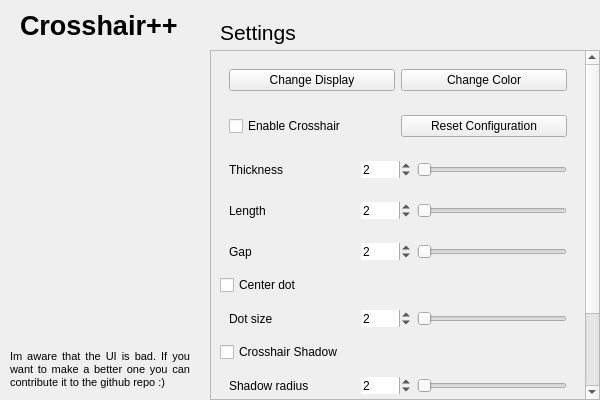
Above: resources/preset.ui from Drumba08/crosshairpp before the change. Below: the same form after it.
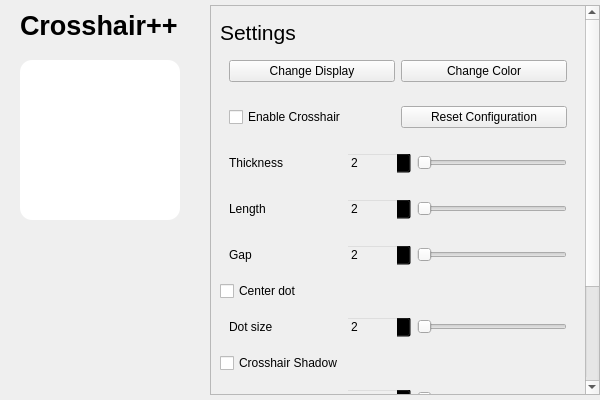
That is the form after the change.

```diff
--- a/resources/preset.ui
+++ b/resources/preset.ui
@@ -72,6 +72,9 @@
         <height>160</height>
        </rect>
       </property>
+      <property name="styleSheet">
+       <string notr="true">background-color: palette(base); border-radius: 12px;</string>
+      </property>
       <property name="frameShape">
        <enum>QFrame::Shape::NoFrame</enum>
       </property>
@@ -86,17 +89,25 @@
       </property>
      </widget>
     </widget>
-    <widget class="QLabel" name="sidebar_infotext">
+    <widget class="QLabel" name="commit">
      <property name="geometry">
       <rect>
-       <x>10</x>
-       <y>350</y>
+       <x>5</x>
+       <y>385</y>
        <width>180</width>
-       <height>51</height>
+       <height>15</height>
       </rect>
      </property>
+     <property name="font">
+      <font>
+       <pointsize>6</pointsize>
+      </font>
+     </property>
      <property name="text">
-      <string>&lt;html&gt;&lt;head/&gt;&lt;body&gt;&lt;p align=&quot;justify&quot;&gt;&lt;span style=&quot; font-size:8pt;&quot;&gt;Im aware that the UI is bad. If you want to make a better one you can contribute it to the github repo :)&lt;/span&gt;&lt;/p&gt;&lt;/body&gt;&lt;/html&gt;</string>
+      <string/>
+     </property>
+     <property name="textFormat">
+      <enum>Qt::TextFormat::AutoText</enum>
      </property>
      <property name="alignment">
       <set>Qt::AlignmentFlag::AlignLeading|Qt::AlignmentFlag::AlignLeft|Qt::AlignmentFlag::AlignTop</set>
@@ -106,43 +117,13 @@
      </property>
     </widget>
    </widget>
-   <widget class="QWidget" name="settings" native="true">
-    <property name="geometry">
-     <rect>
-      <x>200</x>
-      <y>0</y>
-      <width>400</width>
-      <height>400</height>
-     </rect>
-    </property>
-    <widget class="QLabel" name="settings_label">
-     <property name="geometry">
-      <rect>
-       <x>20</x>
-       <y>20</y>
-       <width>81</width>
-       <height>31</height>
-      </rect>
-     </property>
-     <property name="font">
-      <font>
-       <pointsize>16</pointsize>
-      </font>
-     </property>
-     <property name="text">
-      <string>Settings</string>
-     </property>
-     <property name="alignment">
-      <set>Qt::AlignmentFlag::AlignLeading|Qt::AlignmentFlag::AlignLeft|Qt::AlignmentFlag::AlignTop</set>
-     </property>
-    </widget>
     <widget class="QScrollArea" name="scrollArea">
      <property name="geometry">
       <rect>
-       <x>10</x>
-       <y>50</y>
+      <x>210</x>
+      <y>5</y>
        <width>390</width>
-       <height>350</height>
+      <height>390</height>
       </rect>
      </property>
      <property name="frameShape">
@@ -169,15 +150,52 @@
         <x>0</x>
         <y>0</y>
         <width>369</width>
-        <height>444</height>
+       <height>558</height>
        </rect>
       </property>
       <layout class="QVBoxLayout" name="verticalLayout">
+      <item>
+       <spacer name="verticalSpacer">
+        <property name="orientation">
+         <enum>Qt::Orientation::Vertical</enum>
+        </property>
+        <property name="sizeType">
+         <enum>QSizePolicy::Policy::Fixed</enum>
+        </property>
+        <property name="sizeHint" stdset="0">
+         <size>
+          <width>20</width>
+          <height>5</height>
+         </size>
+        </property>
+       </spacer>
+      </item>
+      <item>
+       <widget class="QLabel" name="settings_label">
+        <property name="font">
+         <font>
+          <pointsize>16</pointsize>
+         </font>
+        </property>
+        <property name="text">
+         <string>Settings</string>
+        </property>
+        <property name="alignment">
+         <set>Qt::AlignmentFlag::AlignLeading|Qt::AlignmentFlag::AlignLeft|Qt::AlignmentFlag::AlignTop</set>
+        </property>
+       </widget>
+      </item>
        <item>
         <widget class="QWidget" name="horizontalWidget_2" native="true">
          <layout class="QHBoxLayout" name="horizontalLayout_19">
           <item>
            <widget class="QPushButton" name="i_cycleScreen">
+           <property name="maximumSize">
+            <size>
+             <width>16777215</width>
+             <height>32</height>
+            </size>
+           </property>
             <property name="text">
              <string>Change Display</string>
             </property>
@@ -185,6 +203,12 @@
           </item>
           <item>
            <widget class="QPushButton" name="i_changeColor">
+           <property name="maximumSize">
+            <size>
+             <width>16777215</width>
+             <height>32</height>
+            </size>
+           </property>
             <property name="text">
              <string>Change Color</string>
             </property>
@@ -208,7 +232,7 @@
             <property name="maximumSize">
              <size>
               <width>16777215</width>
-              <height>16777215</height>
+             <height>32</height>
              </size>
             </property>
             <property name="text">
@@ -246,18 +270,24 @@
           </item>
           <item>
            <widget class="QSpinBox" name="i_thickness_2">
+           <property name="minimumSize">
+            <size>
+             <width>0</width>
+             <height>0</height>
+            </size>
+           </property>
             <property name="maximumSize">
              <size>
-              <width>50</width>
-              <height>30</height>
-             </size>
-            </property>
+             <width>65</width>
+             <height>32</height>
+            </size>
+           </property>
+           <property name="styleSheet">
+            <string notr="true">background: transparent;</string>
+           </property>
             <property name="wrapping">
              <bool>false</bool>
             </property>
-            <property name="frame">
-             <bool>false</bool>
-            </property>
             <property name="minimum">
              <number>1</number>
             </property>
@@ -315,18 +345,24 @@
           </item>
           <item>
            <widget class="QSpinBox" name="i_length_2">
+           <property name="minimumSize">
+            <size>
+             <width>0</width>
+             <height>0</height>
+            </size>
+           </property>
             <property name="maximumSize">
              <size>
-              <width>50</width>
-              <height>30</height>
-             </size>
-            </property>
+             <width>65</width>
+             <height>32</height>
+            </size>
+           </property>
+           <property name="styleSheet">
+            <string notr="true">background: transparent;</string>
+           </property>
             <property name="wrapping">
              <bool>false</bool>
             </property>
-            <property name="frame">
-             <bool>false</bool>
-            </property>
             <property name="minimum">
              <number>0</number>
             </property>
@@ -381,18 +417,24 @@
           </item>
           <item>
            <widget class="QSpinBox" name="i_gap_2">
+           <property name="minimumSize">
+            <size>
+             <width>0</width>
+             <height>0</height>
+            </size>
+           </property>
             <property name="maximumSize">
              <size>
-              <width>50</width>
-              <height>30</height>
-             </size>
-            </property>
+             <width>65</width>
+             <height>32</height>
+            </size>
+           </property>
+           <property name="styleSheet">
+            <string notr="true">background: transparent;</string>
+           </property>
             <property name="wrapping">
              <bool>false</bool>
             </property>
-            <property name="frame">
-             <bool>false</bool>
-            </property>
             <property name="minimum">
              <number>0</number>
             </property>
@@ -454,17 +496,26 @@
           </item>
           <item>
            <widget class="QSpinBox" name="i_dotSize_2">
+           <property name="minimumSize">
+            <size>
+             <width>0</width>
+             <height>0</height>
+            </size>
+           </property>
             <property name="maximumSize">
              <size>
-              <width>50</width>
-              <height>30</height>
-             </size>
-            </property>
+             <width>65</width>
+             <height>32</height>
+            </size>
+           </property>
+           <property name="styleSheet">
+            <string notr="true">background: transparent;</string>
+           </property>
             <property name="wrapping">
              <bool>false</bool>
             </property>
             <property name="frame">
-             <bool>false</bool>
+            <bool>true</bool>
             </property>
             <property name="minimum">
              <number>1</number>
@@ -524,19 +575,25 @@
           </item>
           <item>
            <widget class="QSpinBox" name="i_shadowradius_2">
+           <property name="minimumSize">
+            <size>
+             <width>0</width>
+             <height>0</height>
+            </size>
+           </property>
             <property name="maximumSize">
              <size>
-              <width>50</width>
-              <height>30</height>
+             <width>65</width>
+             <height>32</height>
              </size>
             </property>
             <property name="autoFillBackground">
              <bool>false</bool>
             </property>
-            <property name="wrapping">
-             <bool>false</bool>
-            </property>
-            <property name="frame">
+           <property name="styleSheet">
+            <string notr="true">background: transparent;</string>
+           </property>
+           <property name="wrapping">
              <bool>false</bool>
             </property>
             <property name="minimum">
@@ -593,18 +650,24 @@
           </item>
           <item>
            <widget class="QSpinBox" name="i_shadowalpha_2">
+           <property name="minimumSize">
+            <size>
+             <width>0</width>
+             <height>0</height>
+            </size>
+           </property>
             <property name="maximumSize">
              <size>
-              <width>50</width>
-              <height>30</height>
-             </size>
-            </property>
+             <width>65</width>
+             <height>32</height>
+            </size>
+           </property>
+           <property name="styleSheet">
+            <string notr="true">background: transparent;</string>
+           </property>
             <property name="wrapping">
              <bool>false</bool>
             </property>
-            <property name="frame">
-             <bool>false</bool>
-            </property>
             <property name="minimum">
              <number>0</number>
             </property>
@@ -665,10 +728,16 @@
           </item>
           <item>
            <widget class="QLineEdit" name="lineEdit">
+           <property name="minimumSize">
+            <size>
+             <width>0</width>
+             <height>32</height>
+            </size>
+           </property>
             <property name="maximumSize">
              <size>
               <width>200</width>
-              <height>16777215</height>
+             <height>32</height>
              </size>
             </property>
            </widget>
@@ -677,7 +746,6 @@
         </widget>
        </item>
       </layout>
-     </widget>
     </widget>
    </widget>
   </widget>
```
Lines whose indentation alone changed are shown as unchanged.
